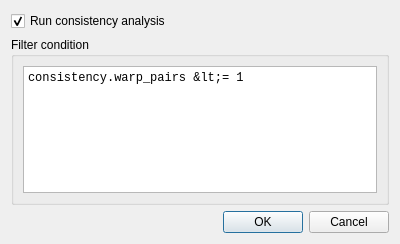
prestsoftware/prest, file gui/uic/subject_filter.ui: the form before one commit.
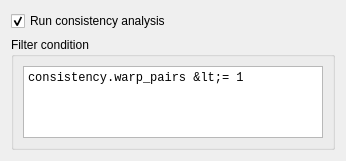
The form after the commit.

Commit message: Make subject filter a widget.

The edit to the form file:
```diff
--- a/gui/uic/subject_filter.ui
+++ b/gui/uic/subject_filter.ui
@@ -1,13 +1,13 @@
 <?xml version="1.0" encoding="UTF-8"?>
 <ui version="4.0">
  <class>SubjectFilter</class>
- <widget class="QDialog" name="SubjectFilter">
+ <widget class="QWidget" name="SubjectFilter">
   <property name="geometry">
    <rect>
     <x>0</x>
     <y>0</y>
-    <width>400</width>
-    <height>244</height>
+    <width>346</width>
+    <height>161</height>
    </rect>
   </property>
   <property name="windowTitle">
@@ -45,16 +45,6 @@
      </layout>
     </widget>
    </item>
-   <item>
-    <widget class="QDialogButtonBox" name="buttonBox">
-     <property name="orientation">
-      <enum>Qt::Horizontal</enum>
-     </property>
-     <property name="standardButtons">
-      <set>QDialogButtonBox::Cancel|QDialogButtonBox::Ok</set>
-     </property>
-    </widget>
-   </item>
   </layout>
  </widget>
  <resources/>
```
Left out of the diff: 37 changed lines with no effect on the pictures. The commit also changes 11 other files.
